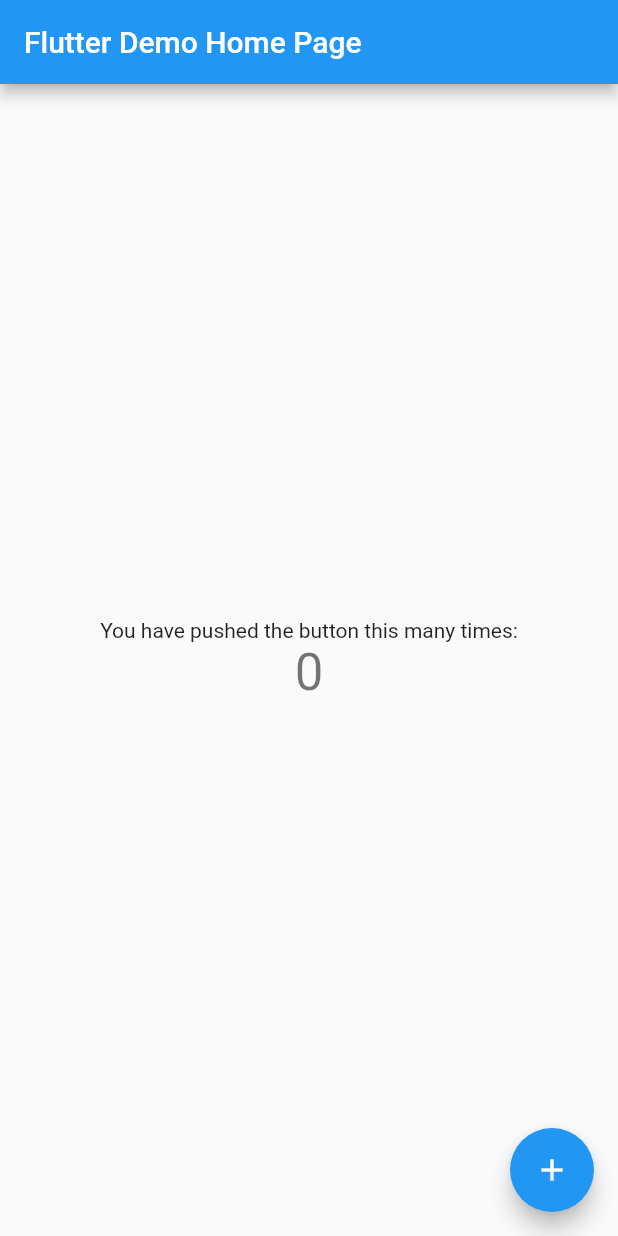
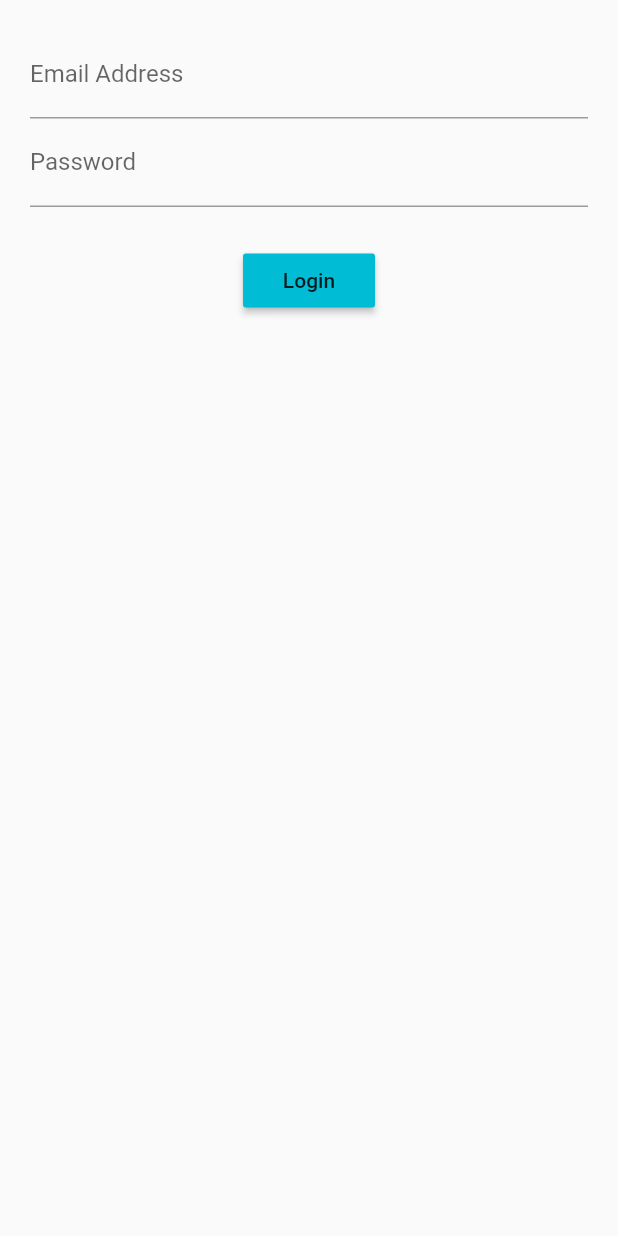
Before and after one commit to wanfintara/login-bloc, a Flutter app: the screen it shows after launch, on a phone screen of 412 x 824 dp. Run offline on Flutter 3.47's test engine with Material 2 defaults, Android fonts, the phone set to English and light mode, and no system bars.

Commit message:
App structuring

```diff
--- a/lib/main.dart
+++ b/lib/main.dart
@@ -1,111 +1,6 @@
 import 'package:flutter/material.dart';
+import 'src/app.dart';
 
-void main() => runApp(MyApp());
-
-class MyApp extends StatelessWidget {
-  // This widget is the root of your application.
-  @override
-  Widget build(BuildContext context) {
-    return MaterialApp(
-      title: 'Flutter Demo',
-      theme: ThemeData(
-        // This is the theme of your application.
-        //
-        // Try running your application with "flutter run". You'll see the
-        // application has a blue toolbar. Then, without quitting the app, try
-        // changing the primarySwatch below to Colors.green and then invoke
-        // "hot reload" (press "r" in the console where you ran "flutter run",
-        // or simply save your changes to "hot reload" in a Flutter IDE).
-        // Notice that the counter didn't reset back to zero; the application
-        // is not restarted.
-        primarySwatch: Colors.blue,
-      ),
-      home: MyHomePage(title: 'Flutter Demo Home Page'),
-    );
-  }
+void main () {
+  runApp(App());
 }
-
-class MyHomePage extends StatefulWidget {
-  MyHomePage({Key key, this.title}) : super(key: key);
-
-  // This widget is the home page of your application. It is stateful, meaning
-  // that it has a State object (defined below) that contains fields that affect
-  // how it looks.
-
-  // This class is the configuration for the state. It holds the values (in this
-  // case the title) provided by the parent (in this case the App widget) and
-  // used by the build method of the State. Fields in a Widget subclass are
-  // always marked "final".
-
-  final String title;
-
-  @override
-  _MyHomePageState createState() => _MyHomePageState();
-}
-
-class _MyHomePageState extends State<MyHomePage> {
-  int _counter = 0;
-
-  void _incrementCounter() {
-    setState(() {
-      // This call to setState tells the Flutter framework that something has
-      // changed in this State, which causes it to rerun the build method below
-      // so that the display can reflect the updated values. If we changed
-      // _counter without calling setState(), then the build method would not be
-      // called again, and so nothing would appear to happen.
-      _counter++;
-    });
-  }
-
-  @override
-  Widget build(BuildContext context) {
-    // This method is rerun every time setState is called, for instance as done
-    // by the _incrementCounter method above.
-    //
-    // The Flutter framework has been optimized to make rerunning build methods
-    // fast, so that you can just rebuild anything that needs updating rather
-    // than having to individually change instances of widgets.
-    return Scaffold(
-      appBar: AppBar(
-        // Here we take the value from the MyHomePage object that was created by
-        // the App.build method, and use it to set our appbar title.
-        title: Text(widget.title),
-      ),
-      body: Center(
-        // Center is a layout widget. It takes a single child and positions it
-        // in the middle of the parent.
-        child: Column(
-          // Column is also layout widget. It takes a list of children and
-          // arranges them vertically. By default, it sizes itself to fit its
-          // children horizontally, and tries to be as tall as its parent.
-          //
-          // Invoke "debug painting" (press "p" in the console, choose the
-          // "Toggle Debug Paint" action from the Flutter Inspector in Android
-          // Studio, or the "Toggle Debug Paint" command in Visual Studio Code)
-          // to see the wireframe for each widget.
-          //
-          // Column has various properties to control how it sizes itself and
-          // how it positions its children. Here we use mainAxisAlignment to
-          // center the children vertically; the main axis here is the vertical
-          // axis because Columns are vertical (the cross axis would be
-          // horizontal).
-          mainAxisAlignment: MainAxisAlignment.center,
-          children: <Widget>[
-            Text(
-              'You have pushed the button this many times:',
-            ),
-            Text(
-              '$_counter',
-              style: Theme.of(context).textTheme.display1,
-            ),
-          ],
-        ),
-      ),
-      floatingActionButton: FloatingActionButton(
-        onPressed: _incrementCounter,
-        tooltip: 'Increment',
-        child: Icon(Icons.add),
-      ), // This trailing comma makes auto-formatting nicer for build methods.
-    );
-  }
-}
--- /dev/null
+++ b/lib/src/app.dart
@@ -0,0 +1,14 @@
+import 'package:flutter/material.dart';
+import 'screens/login_screen.dart';
+
+class App extends StatelessWidget {
+  @override
+  Widget build(BuildContext context) {
+    return MaterialApp(
+      title: 'Log Me In',
+      home: Scaffold(
+        body: LoginScreen(),
+      ),
+    );
+  }
+}
--- /dev/null
+++ b/lib/src/screens/login_screen.dart
@@ -0,0 +1,46 @@
+import 'package:flutter/material.dart';
+
+class LoginScreen extends StatelessWidget {
+  @override
+  Widget build(BuildContext context) {
+    return Container(
+      margin: EdgeInsets.all(20),
+      child: Column(
+        children: <Widget>[
+          emailField(),
+          passwordField(),
+          SizedBox(height: 25),
+          submitButton(),
+        ],
+      ),
+    );
+  }
+
+  Widget emailField() {
+    return TextField(
+      keyboardType: TextInputType.emailAddress,
+      decoration: InputDecoration(
+        hintText: 'you@example.com',
+        labelText: 'Email Address',
+      ),
+    );
+  }
+
+  Widget passwordField() {
+    return TextField(
+      // obscureText: true,
+      decoration: InputDecoration(
+        hintText: 'Password',
+        labelText: 'Password',
+      ),
+    );
+  }
+
+  Widget submitButton() {
+    return RaisedButton(
+      child: Text('Login'),
+      color: Colors.cyan,
+      onPressed: () {},
+    );
+  }
+}
```
Also changed, not shown: 1 other file.
